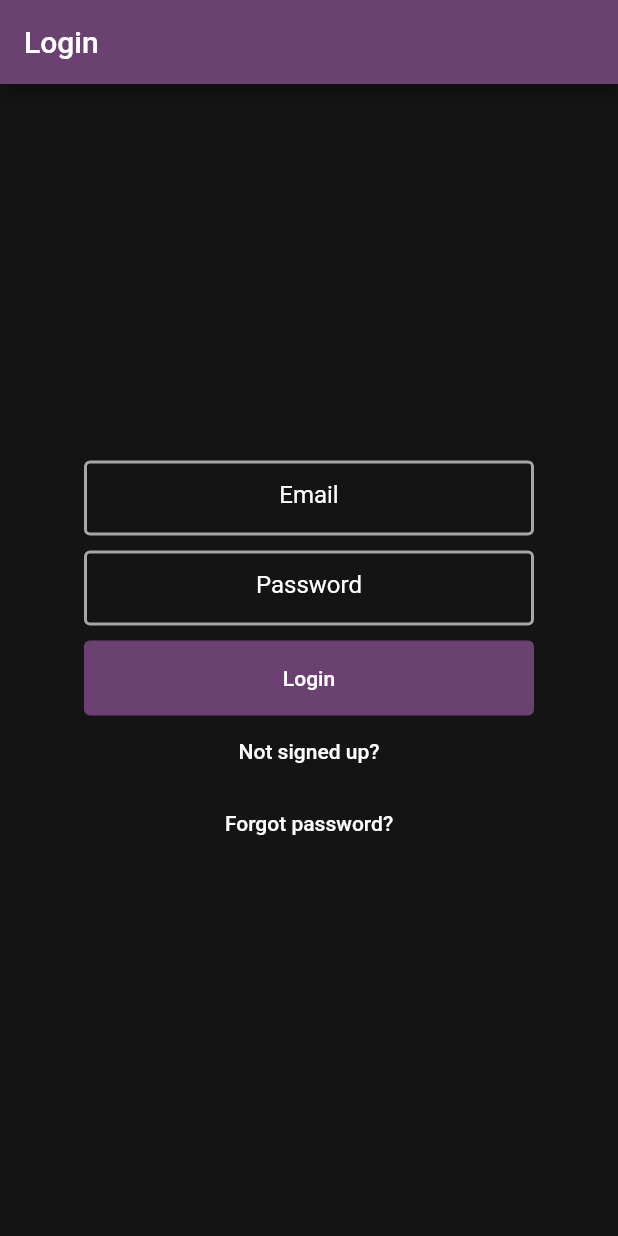
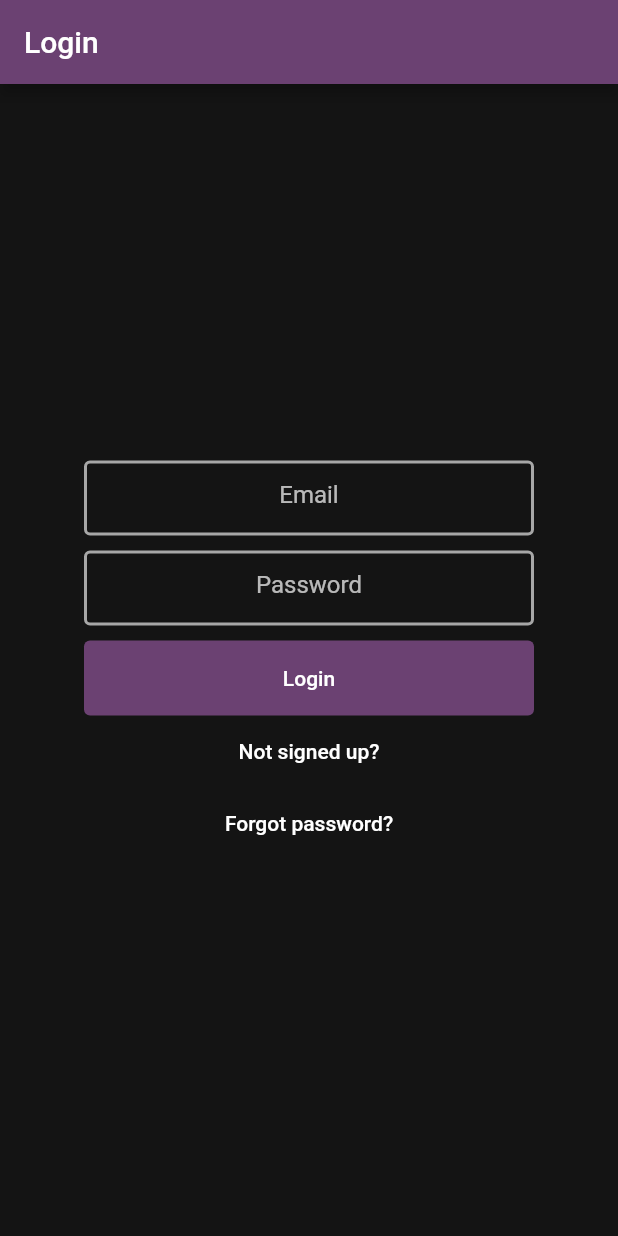
Before and after one commit to SunkenInTime/Boyant-Notes, a Flutter app: the screen it shows after launch, on a phone screen of 412 x 824 dp. Run offline on Flutter 3.47's test engine with Material 2 defaults, Android fonts, the phone set to English and light mode, and no system bars; our stand-ins replace cloud_firestore, firebase_auth, firebase_core, share_plus; accounts and stored records are empty.

Commit message:
Working on themes

```diff
--- a/lib/constants/routes.dart
+++ b/lib/constants/routes.dart
@@ -4,3 +4,4 @@ const notesRoute = "/notes/";
 const verifyRoute = "/verify/";
 const createOrUpdateNoteRoute = "/notes/new-note";
 const forgotPasswordViewRoute = "/forgotpassword/";
+const settingsRoute = "/settings/";
--- a/lib/enums/menu_action.dart
+++ b/lib/enums/menu_action.dart
@@ -1 +1 @@
-enum MenuAction { logout }
+enum MenuAction { logout, settings }
--- a/lib/main.dart
+++ b/lib/main.dart
@@ -3,11 +3,13 @@ import 'package:flutter/cupertino.dart';
 import 'package:flutter/material.dart';
 import 'package:mynotes/constants/routes.dart';
 import 'package:mynotes/services/auth/auth_service.dart';
+import 'package:mynotes/themes/themes.dart';
 import 'package:mynotes/views/forgot_password_view.dart';
 import 'package:mynotes/views/login_view.dart';
 import 'package:mynotes/views/notes/create_update_note_view.dart';
 import 'package:mynotes/views/main_ui.dart';
 import 'package:mynotes/views/register_view.dart';
+import 'package:mynotes/views/settings_view.dart';
 import 'package:mynotes/views/verify_email_view.dart';
 import "dart:developer" as devtools show log;
 
@@ -36,15 +38,19 @@ SizedBox createSpaceWidth(double height, double width) {
 
 void main() {
   WidgetsFlutterBinding.ensureInitialized();
-  runApp(MaterialApp(
+  runApp(const HomePage());
+}
+
+class HomePage extends StatelessWidget {
+  const HomePage({Key? key}) : super(key: key);
+
+  @override
+  Widget build(BuildContext context) {
+    return MaterialApp(
       title: 'Flutter Demo',
-    theme: ThemeData(
-        primaryColor: bgColor,
-        secondaryHeaderColor: themeColor,
-        unselectedWidgetColor: const Color.fromARGB(255, 102, 102, 102),
-        iconTheme: const IconThemeData(color: Colors.grey)),
+      theme: MyThemes.purpleTheme,
       debugShowCheckedModeBanner: false,
-    home: const HomePage(),
+      home: const Setup(),
       routes: {
         loginRoute: (context) => const LoginView(),
         registerRoute: (context) => const RegisterView(),
@@ -52,12 +58,14 @@ void main() {
         verifyRoute: (context) => const VerifyEmailView(),
         createOrUpdateNoteRoute: (context) => const CreateUpdateNoteView(),
         forgotPasswordViewRoute: (context) => const ForgotPasswordView(),
+        settingsRoute: (context) => const SettingsView(),
       },
-  ));
+    );
+  }
 }
 
-class HomePage extends StatelessWidget {
-  const HomePage({Key? key}) : super(key: key);
+class Setup extends StatelessWidget {
+  const Setup({Key? key}) : super(key: key);
 
   @override
   Widget build(BuildContext context) {
@@ -87,7 +95,6 @@ class HomePage extends StatelessWidget {
               shareIcon = const Icon(Icons.share);
             }
             return Scaffold(
-              backgroundColor: const Color.fromARGB(255, 180, 180, 180),
               body: Center(
                 child: SizedBox(
                   width: sizedBoxWidth,
--- /dev/null
+++ b/lib/themes/themes.dart
@@ -0,0 +1,22 @@
+import 'package:flutter/material.dart';
+
+const Color purpleBg = Color.fromRGBO(20, 20, 20, 1);
+const Color purplePrimary = Color.fromARGB(255, 107, 65, 114);
+
+class MyThemes {
+  static final purpleTheme = ThemeData(
+    colorScheme: ColorScheme.fromSwatch().copyWith(
+      primary: purplePrimary,
+      secondary: purplePrimary,
+    ),
+    primaryColor: purplePrimary,
+    scaffoldBackgroundColor: purpleBg,
+    primaryTextTheme: Typography().white,
+    textTheme: Typography().white,
+    iconTheme: const IconThemeData(color: Colors.white),
+    unselectedWidgetColor: const Color.fromARGB(255, 102, 102, 102),
+    inputDecorationTheme: const InputDecorationTheme(
+      hintStyle: TextStyle(color: Colors.white70),
+    ),
+  );
+}
--- a/lib/views/forgot_password_view.dart
+++ b/lib/views/forgot_password_view.dart
@@ -33,10 +33,8 @@ class _ForgotPasswordViewState extends State<ForgotPasswordView> {
     const resetSnackBar =
         SnackBar(content: Text("Password reset email has been sent!"));
     return Scaffold(
-      backgroundColor: bgColor,
       appBar: AppBar(
         title: const Text("Forgot Password"),
-        backgroundColor: themeColor,
       ),
       body: Center(
         child: SingleChildScrollView(
@@ -51,7 +49,6 @@ class _ForgotPasswordViewState extends State<ForgotPasswordView> {
                   enableSuggestions: true,
                   autocorrect: false,
                   keyboardType: TextInputType.emailAddress,
-                  style: const TextStyle(color: Colors.white),
                   textAlign: TextAlign.center,
                   decoration: const InputDecoration(
                     hintText: "Email",
@@ -74,7 +71,8 @@ class _ForgotPasswordViewState extends State<ForgotPasswordView> {
                 height: 55,
                 child: TextButton(
                   style: TextButton.styleFrom(
-                      primary: Colors.white, backgroundColor: themeColor),
+                      primary: Colors.white,
+                      backgroundColor: Theme.of(context).primaryColor),
                   onPressed: () async {
                     try {
                       await AuthService.firebase()
--- a/lib/views/login_view.dart
+++ b/lib/views/login_view.dart
@@ -40,10 +40,8 @@ class _LoginViewState extends State<LoginView> {
 
     //intialize();
     return Scaffold(
-      backgroundColor: bgColor,
       appBar: AppBar(
         title: const Text("Login"),
-        backgroundColor: themeColor,
       ),
       body: Center(
         child: SingleChildScrollView(
@@ -59,11 +57,9 @@ class _LoginViewState extends State<LoginView> {
                   enableSuggestions: true,
                   autocorrect: false,
                   keyboardType: TextInputType.emailAddress,
-                  style: const TextStyle(color: Colors.white),
                   textAlign: TextAlign.center,
                   decoration: const InputDecoration(
                     hintText: "Email",
-                    hintStyle: TextStyle(color: Colors.white),
                     focusedBorder: OutlineInputBorder(
                       borderSide: BorderSide(color: Colors.blue, width: 2),
                     ),
@@ -89,10 +85,8 @@ class _LoginViewState extends State<LoginView> {
                   enableSuggestions: false,
                   autocorrect: false,
                   controller: _password,
-                  style: const TextStyle(color: Colors.white),
                   textAlign: TextAlign.center,
                   decoration: const InputDecoration(
-                    fillColor: Colors.white,
                     border: OutlineInputBorder(),
                     hintText: "Password",
                     focusedBorder: OutlineInputBorder(
@@ -102,7 +96,6 @@ class _LoginViewState extends State<LoginView> {
                       borderSide: BorderSide(
                           color: Color.fromARGB(255, 167, 167, 167), width: 2),
                     ),
-                    hintStyle: TextStyle(color: Colors.white),
                   ),
                 ),
               ),
@@ -115,7 +108,9 @@ class _LoginViewState extends State<LoginView> {
                 height: sizedBoxHeight,
                 child: TextButton(
                   style: TextButton.styleFrom(
-                      primary: Colors.white, backgroundColor: themeColor),
+                    primary: Colors.white,
+                    backgroundColor: Theme.of(context).primaryColor,
+                  ),
                   onPressed: () async {
                     final email = _email.text;
                     final password = _password.text;
--- a/lib/views/notes/notes_list_view.dart
+++ b/lib/views/notes/notes_list_view.dart
@@ -65,7 +65,6 @@ class NotesListView extends StatelessWidget {
               },
               title: Text(
                 note.title,
-                style: const TextStyle(color: defTextColor),
                 maxLines: 1,
                 softWrap: true,
                 overflow: TextOverflow.ellipsis,
```
Also changed, not shown: lib/views/notes/notes_view.dart (+19 -5 lines), lib/views/settings_view.dart (added, +38 -0 lines), lib/views/todo/todo_view.dart (+20 -6 lines). Lines whose indentation alone changed are shown as unchanged.
